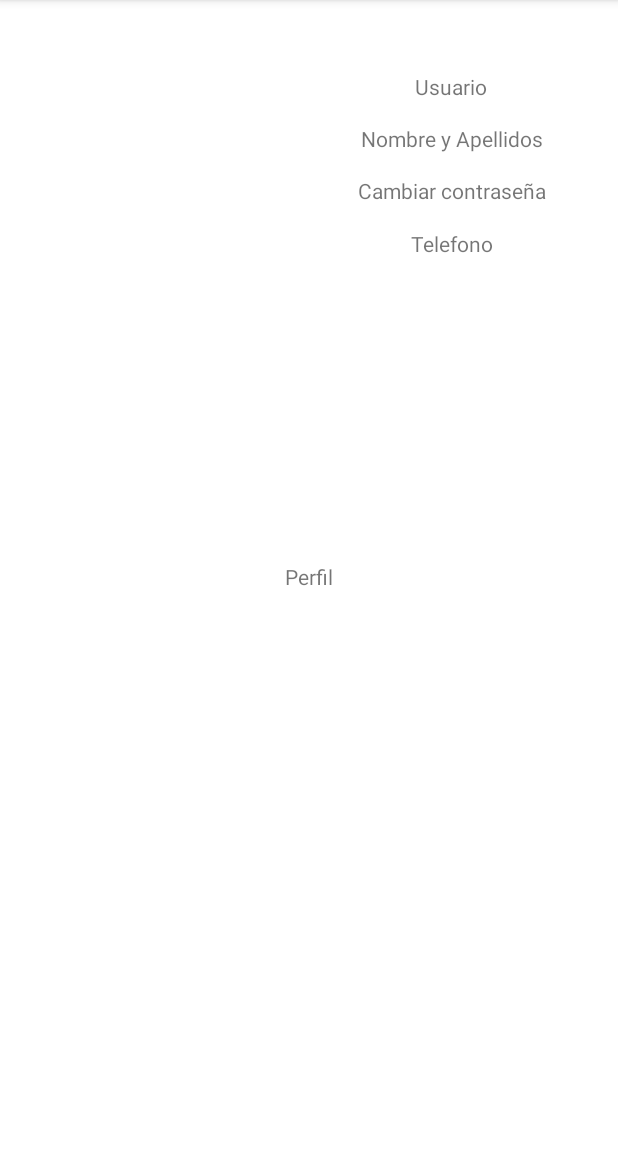
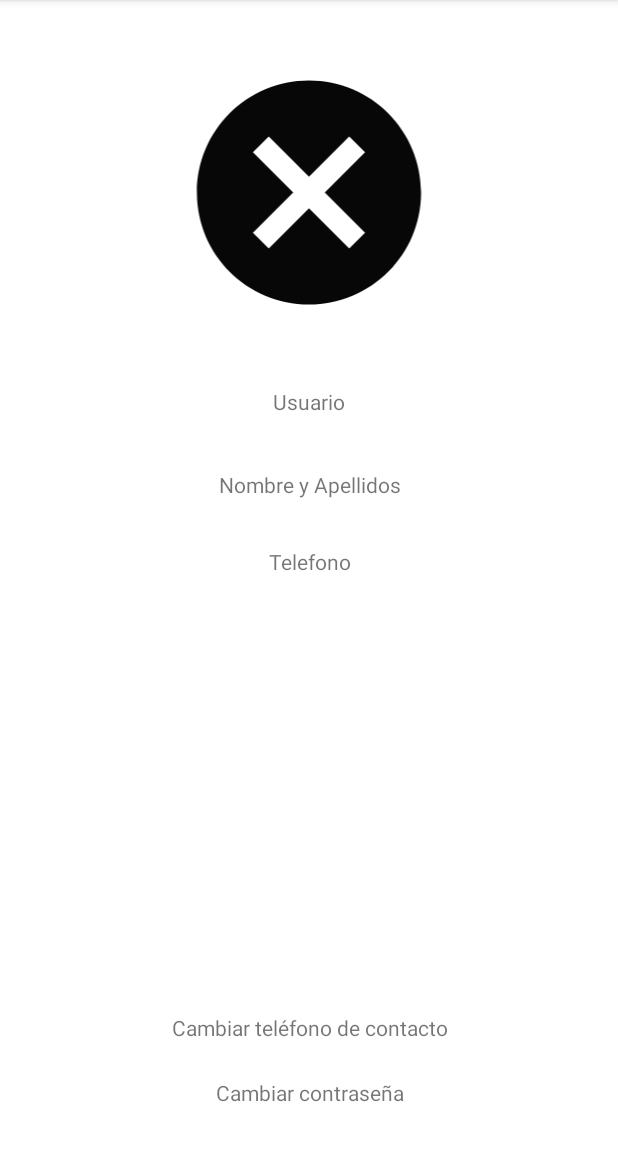
Before and after one commit to clarade11/MyReadingLibraryPFC, an Android app: the Perfil screen opened directly, with no data from a screen before it, on a phone screen of 412 x 824 dp, the part 84-1236 px from its top. Run offline under Robolectric (Android 15) with nearby library versions, the phone set to English and light mode, and no system bars; 3 statements that could not run were skipped.

Commit message:
funcionalidad pantalla perfil y cambio de contraseña

```diff
--- a/app/src/main/AndroidManifest.xml
+++ b/app/src/main/AndroidManifest.xml
@@ -9,6 +9,9 @@
         android:roundIcon="@mipmap/ic_launcher_round"
         android:supportsRtl="true"
         android:theme="@style/Theme.Proyecto">
+        <activity
+            android:name=".activity.CambiarContrasena"
+            android:exported="false" />
         <activity
             android:name=".activity.Registrar"
             android:exported="false" />
--- a/app/src/main/java/com/example/proyecto/activity/MainActivity.java
+++ b/app/src/main/java/com/example/proyecto/activity/MainActivity.java
@@ -23,7 +23,7 @@ import java.util.List;
 
 public class MainActivity extends AppCompatActivity {
 
-    Usuario usuarioObjeto;
+    public static Usuario usuarioObjeto;
 
     Context context;
     //variables locales
--- a/app/src/main/java/com/example/proyecto/activity/NavDrawer.java
+++ b/app/src/main/java/com/example/proyecto/activity/NavDrawer.java
@@ -15,6 +15,7 @@ import android.view.MenuItem;
 import android.widget.Toast;
 
 import com.example.proyecto.R;
+import com.example.proyecto.clasesObjeto.Usuario;
 import com.example.proyecto.fragments.Library;
 import com.example.proyecto.fragments.Memories;
 import com.example.proyecto.fragments.WishList;
--- a/app/src/main/java/com/example/proyecto/activity/Perfil.java
+++ b/app/src/main/java/com/example/proyecto/activity/Perfil.java
@@ -1,16 +1,84 @@
 package com.example.proyecto.activity;
 
+import androidx.appcompat.app.AlertDialog;
 import androidx.appcompat.app.AppCompatActivity;
 
+import android.app.Dialog;
+import android.content.DialogInterface;
+import android.content.Intent;
 import android.os.Bundle;
+import android.view.LayoutInflater;
+import android.view.View;
+import android.widget.Button;
+import android.widget.EditText;
+import android.widget.ImageView;
+import android.widget.TextView;
 
 import com.example.proyecto.R;
+import com.example.proyecto.adapter.Validacion;
+import com.example.proyecto.clasesObjeto.Usuario;
 
 public class Perfil extends AppCompatActivity {
+
+    Usuario usuario;
+    ImageView imagePerfil;
+    TextView tvPerfilUsuario;
+    TextView tvPerfilNombreApellido;
+    TextView cambiarContrasena;
+    TextView cambiarTelefono;
+    TextView tvPerfilTelefono;
+
+    Validacion validacion;
 
     @Override
     protected void onCreate(Bundle savedInstanceState) {
         super.onCreate(savedInstanceState);
         setContentView(R.layout.activity_perfil);
+
+        asociacion();
+
+        colocarDatos();
+
+        navegar();
+
     }
+
+    private void navegar() {
+        cambiarTelefono.setOnClickListener(new View.OnClickListener() {
+            @Override
+            public void onClick(View v) {
+                //anuncio en el que poder escribir
+            }
+        });
+        cambiarContrasena.setOnClickListener(new View.OnClickListener() {
+            @Override
+            public void onClick(View v) {
+                Intent i = new Intent(Perfil.this, CambiarContrasena.class); //clase nuestra,clase a la que viajar
+                startActivity(i);
+            }
+        });
+    }
+
+    //ponemos los datos en pantalla
+    private void colocarDatos() {
+        usuario = MainActivity.usuarioObjeto;
+        imagePerfil.setImageResource(R.drawable.negro);
+        tvPerfilUsuario.setText(usuario.getUsuario());
+        tvPerfilNombreApellido.setText(usuario.getNombre()+" "+usuario.getApellidos());
+        tvPerfilTelefono.setText(usuario.getTelefono());
+
+    }
+
+    //asociamos diseño con variables
+    private void asociacion() {
+
+        imagePerfil = (ImageView) findViewById(R.id.imagePerfil);
+        tvPerfilUsuario = (TextView) findViewById(R.id.tvPerfilUsuario);
+        tvPerfilNombreApellido = (TextView) findViewById(R.id.tvPerfilNombreApellido);
+        cambiarContrasena = (TextView) findViewById(R.id.cambiarContrasena);
+        cambiarTelefono = (TextView) findViewById(R.id.cambiarTelefono);
+        tvPerfilTelefono = (TextView) findViewById(R.id.tvPerfilTelefono);
+
+    }
+
 }
--- a/app/src/main/java/com/example/proyecto/adapter/Validacion.java
+++ b/app/src/main/java/com/example/proyecto/adapter/Validacion.java
@@ -61,9 +61,9 @@ public class Validacion {
     public boolean isEditTextContrasena(EditText editText1, EditText editText2,  String message) {
         String value1 = editText1.getText().toString().trim();
         String value2 = editText2.getText().toString().trim();
-        if (!value1.contentEquals(value2)) {
-            Toast toast = Toast.makeText(context, message, Toast.LENGTH_SHORT);
-            toast.show();
+        if (!value1.equals(value2)) {
+//            Toast toast = Toast.makeText(context, message, Toast.LENGTH_SHORT);
+//            toast.show();
             hideKeyboardFrom(editText2);
             return false;
         } else {
--- a/app/src/main/res/layout/activity_perfil.xml
+++ b/app/src/main/res/layout/activity_perfil.xml
@@ -6,20 +6,10 @@
     android:layout_height="match_parent"
     tools:context=".activity.Perfil">
 
-    <TextView
-        android:id="@+id/textView"
-        android:layout_width="wrap_content"
-        android:layout_height="wrap_content"
-        android:text="@string/perfil"
-        app:layout_constraintBottom_toBottomOf="parent"
-        app:layout_constraintEnd_toEndOf="parent"
-        app:layout_constraintStart_toStartOf="parent"
-        app:layout_constraintTop_toTopOf="parent" />
-
     <ImageView
-        android:id="@+id/imageView4"
-        android:layout_width="148dp"
-        android:layout_height="146dp"
+        android:id="@+id/imagePerfil"
+        android:layout_width="match_parent"
+        android:layout_height="179dp"
         app:layout_constraintBottom_toBottomOf="parent"
         app:layout_constraintEnd_toEndOf="parent"
         app:layout_constraintHorizontal_bias="0.155"
@@ -30,53 +20,53 @@
 
     <TextView
         android:id="@+id/tvPerfilUsuario"
-        android:layout_width="222dp"
-        android:layout_height="19dp"
-        android:layout_marginStart="67dp"
-        android:layout_marginTop="48dp"
+        android:layout_width="match_parent"
+        android:layout_height="31dp"
+        android:layout_marginTop="34dp"
         android:gravity="center"
         android:text="Usuario"
-        app:layout_constraintEnd_toEndOf="parent"
-        app:layout_constraintHorizontal_bias="1.0"
-        app:layout_constraintStart_toEndOf="@+id/imageView4"
-        app:layout_constraintTop_toTopOf="parent" />
+        app:layout_constraintTop_toBottomOf="@+id/imagePerfil"
+        tools:layout_editor_absoluteX="0dp" />
 
     <TextView
         android:id="@+id/tvPerfilNombreApellido"
-        android:layout_width="222dp"
-        android:layout_height="19dp"
-        android:layout_marginStart="67dp"
-        android:layout_marginTop="15dp"
+        android:layout_width="match_parent"
+        android:layout_height="31dp"
+        android:layout_marginTop="24dp"
         android:gravity="center"
         android:text="Nombre y Apellidos"
         app:layout_constraintEnd_toEndOf="parent"
-        app:layout_constraintHorizontal_bias="1.0"
-        app:layout_constraintStart_toEndOf="@+id/imageView4"
+        app:layout_constraintStart_toStartOf="parent"
         app:layout_constraintTop_toBottomOf="@+id/tvPerfilUsuario" />
 
     <TextView
-        android:id="@+id/textView10"
-        android:layout_width="222dp"
-        android:layout_height="19dp"
-        android:layout_marginStart="67dp"
-        android:layout_marginTop="15dp"
+        android:id="@+id/cambiarContrasena"
+        android:layout_width="match_parent"
+        android:layout_height="31dp"
+        android:layout_marginBottom="24dp"
         android:gravity="center"
         android:text="Cambiar contraseña"
-        app:layout_constraintEnd_toEndOf="parent"
-        app:layout_constraintHorizontal_bias="1.0"
-        app:layout_constraintStart_toEndOf="@+id/imageView4"
-        app:layout_constraintTop_toBottomOf="@+id/tvPerfilNombreApellido" />
+        app:layout_constraintBottom_toBottomOf="parent"
+        tools:layout_editor_absoluteX="0dp"
+        />
+
+    <TextView
+        android:id="@+id/cambiarTelefono"
+        android:layout_width="match_parent"
+        android:layout_height="31dp"
+        android:layout_marginBottom="12dp"
+        android:gravity="center"
+        android:text="Cambiar teléfono de contacto"
+        app:layout_constraintBottom_toTopOf="@+id/cambiarContrasena"
+        tools:layout_editor_absoluteX="-1dp" />
 
     <TextView
         android:id="@+id/tvPerfilTelefono"
-        android:layout_width="222dp"
-        android:layout_height="19dp"
-        android:layout_marginStart="165dp"
-        android:layout_marginTop="16dp"
+        android:layout_width="match_parent"
+        android:layout_height="31dp"
+        android:layout_marginTop="20dp"
         android:gravity="center"
         android:text="Telefono"
-        app:layout_constraintEnd_toEndOf="parent"
-        app:layout_constraintHorizontal_bias="1.0"
-        app:layout_constraintStart_toEndOf="@+id/imageView4"
-        app:layout_constraintTop_toBottomOf="@+id/textView10" />
+        app:layout_constraintTop_toBottomOf="@+id/tvPerfilNombreApellido"
+        tools:layout_editor_absoluteX="0dp" />
 </androidx.constraintlayout.widget.ConstraintLayout>
--- /dev/null
+++ b/app/src/main/res/values/ids.xml
@@ -0,0 +1,4 @@
+<?xml version="1.0" encoding="utf-8"?>
+<resources>
+    <item name="tvPerfilTelefono" type="id" />
+</resources>
--- a/app/src/main/res/values/strings.xml
+++ b/app/src/main/res/values/strings.xml
@@ -10,4 +10,6 @@
     <string name="navigationDrawerOpen">Abierto</string>
     <string name="navigationDrawerClose">Cerrado</string>
 
+    <string name="actualizar">Actualizar</string>
+    <string name="cancelar">Cancelar</string>
 </resources>
```
Also changed, not shown: app/src/main/java/com/example/proyecto/activity/CambiarContrasena.java (added, +70 -0 lines), app/src/main/java/com/example/proyecto/basedatos/DBHelper.java (+6 -2 lines), app/src/main/res/layout/activity_cambiar_contrasena.xml (added, +46 -0 lines).
